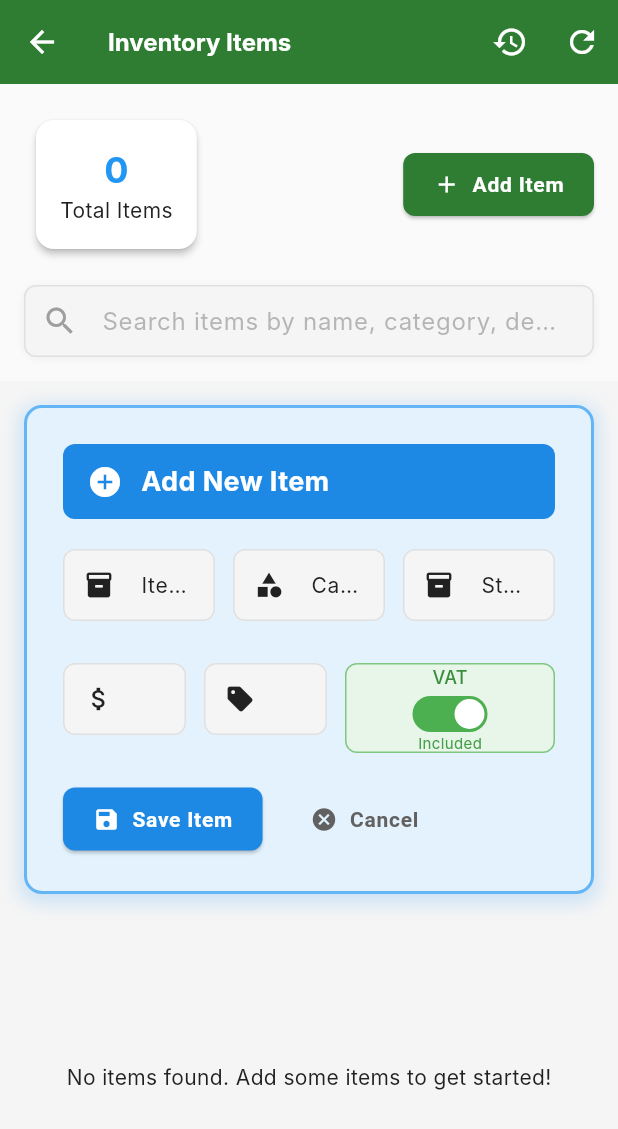
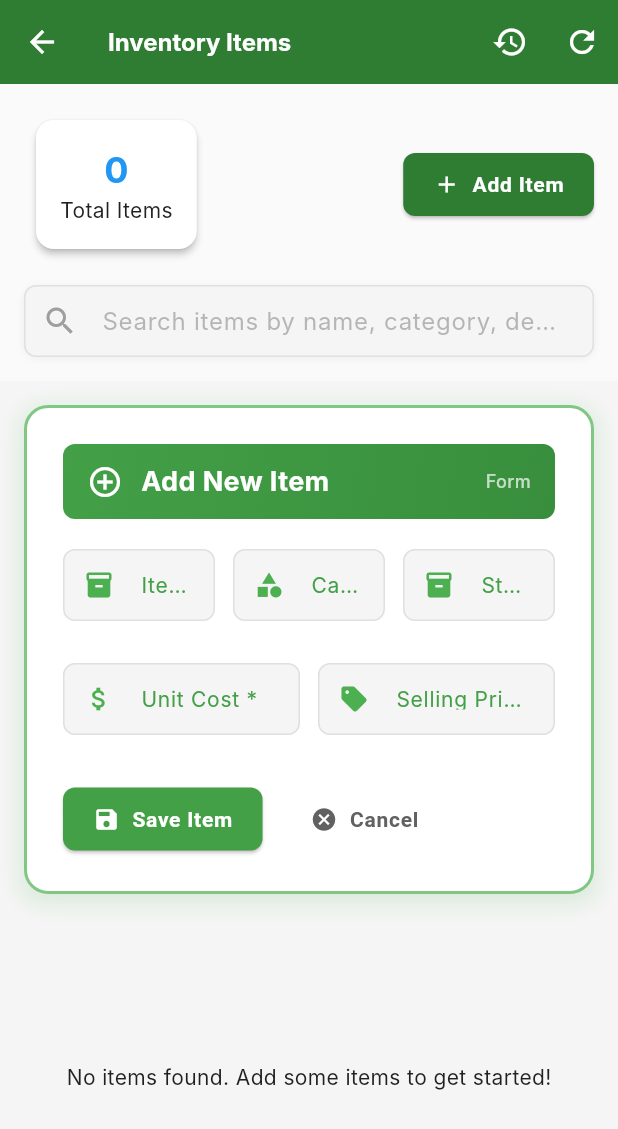
Before and after one commit to isthisarjun/inventory-nexora, a Flutter app: the InventoryItemsScreen screen opened by its route, after a tap on "Add Item", on a phone screen of 412 x 824 dp. Shown: the top 1129 px of the screen. Run offline on Flutter 3.47's test engine with Material 3 defaults, Android fonts, the phone set to English and light mode, and no system bars; our stand-ins replace file_picker, fl_chart, go_router, share_plus; missing offline and left inert: excel; Roboto replaces fonts that are missing (Inter).

Commit message:
inventory screen add item dialog changed

```diff
--- a/lib/screens/inventory/inventory_items_screen.dart
+++ b/lib/screens/inventory/inventory_items_screen.dart
@@ -21,8 +21,7 @@ class _InventoryItemsScreenState extends State<InventoryItemsScreen> {
   bool _showAddItemForm = false;
   String _searchQuery = '';
 
-  // VAT inclusive state for cost prices
-  bool _isNewItemCostVATInclusive = true; // Default to VAT inclusive
+  // Removed VAT functionality as per requirements
 
   // Form controllers
   final _nameController = TextEditingController();
@@ -426,15 +425,15 @@ class _InventoryItemsScreenState extends State<InventoryItemsScreen> {
                           margin: const EdgeInsets.all(16),
                           padding: const EdgeInsets.all(24),
                           decoration: BoxDecoration(
-                            color: Colors.blue[50],
-                            borderRadius: BorderRadius.circular(12),
-                            border: Border.all(color: Colors.blue[300]!, width: 2),
+                            color: Colors.white,
+                            borderRadius: BorderRadius.circular(16),
+                            border: Border.all(color: Colors.green[300]!, width: 2),
                             boxShadow: [
                               BoxShadow(
-                                color: Colors.blue.withOpacity(0.2),
+                                color: Colors.green.withOpacity(0.15),
                                 spreadRadius: 3,
-                                blurRadius: 10,
-                                offset: const Offset(0, 3),
+                                blurRadius: 12,
+                                offset: const Offset(0, 4),
                               ),
                             ],
                           ),
@@ -446,12 +445,16 @@ class _InventoryItemsScreenState extends State<InventoryItemsScreen> {
                                 Container(
                                   padding: const EdgeInsets.symmetric(vertical: 12, horizontal: 16),
                                   decoration: BoxDecoration(
-                                    color: Colors.blue[600],
+                                    gradient: LinearGradient(
+                                      colors: [Colors.green[600]!, Colors.green[700]!],
+                                      begin: Alignment.topLeft,
+                                      end: Alignment.bottomRight,
+                                    ),
                                     borderRadius: BorderRadius.circular(8),
                                   ),
                                   child: const Row(
                                     children: [
-                                      Icon(Icons.add_circle, color: Colors.white, size: 24),
+                                      Icon(Icons.add_circle_outline, color: Colors.white, size: 24),
                                       SizedBox(width: 12),
                                       Text(
                                         'Add New Item',
@@ -459,6 +462,15 @@ class _InventoryItemsScreenState extends State<InventoryItemsScreen> {
                                           fontSize: 18,
                                           fontWeight: FontWeight.bold,
                                           color: Colors.white,
+                                        ),
+                                      ),
+                                      Spacer(),
+                                      Text(
+                                        'Form',
+                                        style: TextStyle(
+                                          fontSize: 12,
+                                          color: Colors.white70,
+                                          fontWeight: FontWeight.w500,
                                         ),
                                       ),
                                     ],
@@ -484,14 +496,18 @@ class _InventoryItemsScreenState extends State<InventoryItemsScreen> {
                                             focusNode: _nameFocusNode,
                                             decoration: InputDecoration(
                                               labelText: 'Item Name *',
-                                              prefixIcon: const Icon(Icons.inventory, size: 20),
+                                              prefixIcon: const Icon(Icons.inventory, size: 20, color: Colors.green),
                                               border: OutlineInputBorder(
                                                 borderRadius: BorderRadius.circular(8),
                                               ),
+                                              focusedBorder: OutlineInputBorder(
+                                                borderRadius: BorderRadius.circular(8),
+                                                borderSide: BorderSide(color: Colors.green[400]!, width: 2),
+                                              ),
                                               contentPadding: const EdgeInsets.symmetric(horizontal: 12, vertical: 8),
-                                              labelStyle: const TextStyle(fontSize: 14),
+                                              labelStyle: TextStyle(fontSize: 14, color: Colors.green[600]),
                                             ),
-                                            style: const TextStyle(fontSize: 14),
+                                            style: const TextStyle(fontSize: 14, fontStyle: FontStyle.italic, color: Colors.black),
                                             onFieldSubmitted: (value) {
                                               // Move to category field when Enter is pressed
                                               FocusScope.of(context).requestFocus(_categoryFocusNode);
@@ -522,14 +538,18 @@ class _InventoryItemsScreenState extends State<InventoryItemsScreen> {
                                             focusNode: _categoryFocusNode,
                                             decoration: InputDecoration(
                                               labelText: 'Category *',
-                                              prefixIcon: const Icon(Icons.category, size: 20),
+                                              prefixIcon: const Icon(Icons.category, size: 20, color: Colors.green),
                                               border: OutlineInputBorder(
                                                 borderRadius: BorderRadius.circular(8),
                                               ),
+                                              focusedBorder: OutlineInputBorder(
+                                                borderRadius: BorderRadius.circular(8),
+                                                borderSide: BorderSide(color: Colors.green[400]!, width: 2),
+                                              ),
                                               contentPadding: const EdgeInsets.symmetric(horizontal: 12, vertical: 8),
-                                              labelStyle: const TextStyle(fontSize: 14),
+                                              labelStyle: TextStyle(fontSize: 14, color: Colors.green[600]),
                                             ),
-                                            style: const TextStyle(fontSize: 14),
+                                            style: const TextStyle(fontSize: 14, fontStyle: FontStyle.italic, color: Colors.black),
                                             onFieldSubmitted: (value) {
                                               // Move to stock field when Enter is pressed
                                               FocusScope.of(context).requestFocus(_stockFocusNode);
@@ -560,14 +580,18 @@ class _InventoryItemsScreenState extends State<InventoryItemsScreen> {
                                             focusNode: _stockFocusNode,
                                             decoration: InputDecoration(
                                               labelText: 'Stock *',
-                                              prefixIcon: const Icon(Icons.inventory_2, size: 20),
+                                              prefixIcon: const Icon(Icons.inventory_2, size: 20, color: Colors.green),
                                               border: OutlineInputBorder(
                                                 borderRadius: BorderRadius.circular(8),
                                               ),
+                                              focusedBorder: OutlineInputBorder(
+                                                borderRadius: BorderRadius.circular(8),
+                                                borderSide: BorderSide(color: Colors.green[400]!, width: 2),
+                                              ),
                                               contentPadding: const EdgeInsets.symmetric(horizontal: 12, vertical: 8),
-                                              labelStyle: const TextStyle(fontSize: 14),
+                                              labelStyle: TextStyle(fontSize: 14, color: Colors.green[600]),
                                             ),
-                                            style: const TextStyle(fontSize: 14),
+                                            style: const TextStyle(fontSize: 14, fontStyle: FontStyle.italic, color: Colors.black),
                                             keyboardType: TextInputType.number,
                                             onFieldSubmitted: (value) {
                                               // Move to unit cost field when Enter is pressed
@@ -607,15 +631,19 @@ class _InventoryItemsScreenState extends State<InventoryItemsScreen> {
                                             controller: _unitCostController,
                                             focusNode: _unitCostFocusNode,
                                             decoration: InputDecoration(
-                                              labelText: _isNewItemCostVATInclusive ? 'Cost (VAT Inc) *' : 'Cost (VAT Exc) *',
-                                              prefixIcon: const Icon(Icons.attach_money, size: 20),
+                                              labelText: 'Unit Cost *',
+                                              prefixIcon: const Icon(Icons.attach_money, size: 20, color: Colors.green),
                                               border: OutlineInputBorder(
                                                 borderRadius: BorderRadius.circular(8),
                                               ),
+                                              focusedBorder: OutlineInputBorder(
+                                                borderRadius: BorderRadius.circular(8),
+                                                borderSide: BorderSide(color: Colors.green[400]!, width: 2),
+                                              ),
                                               contentPadding: const EdgeInsets.symmetric(horizontal: 12, vertical: 8),
-                                              labelStyle: const TextStyle(fontSize: 14),
+                                              labelStyle: TextStyle(fontSize: 14, color: Colors.green[600]),
                                             ),
-                                            style: const TextStyle(fontSize: 14),
+                                            style: const TextStyle(fontSize: 14, fontStyle: FontStyle.italic, color: Colors.black),
                                             keyboardType: TextInputType.number,
                                             onFieldSubmitted: (value) {
                                               // Move to selling price field when Enter is pressed
@@ -650,14 +678,18 @@ class _InventoryItemsScreenState extends State<InventoryItemsScreen> {
                                             focusNode: _sellingPriceFocusNode,
                                             decoration: InputDecoration(
                                               labelText: 'Selling Price *',
-                                              prefixIcon: const Icon(Icons.sell, size: 20),
+                                              prefixIcon: const Icon(Icons.sell, size: 20, color: Colors.green),
                                               border: OutlineInputBorder(
                                                 borderRadius: BorderRadius.circular(8),
                                               ),
+                                              focusedBorder: OutlineInputBorder(
+                                                borderRadius: BorderRadius.circular(8),
+                                                borderSide: BorderSide(color: Colors.green[400]!, width: 2),
+                                              ),
                                               contentPadding: const EdgeInsets.symmetric(horizontal: 12, vertical: 8),
-                                              labelStyle: const TextStyle(fontSize: 14),
+                                              labelStyle: TextStyle(fontSize: 14, color: Colors.green[600]),
                                             ),
-                                            style: const TextStyle(fontSize: 14),
+                                            style: const TextStyle(fontSize: 14, fontStyle: FontStyle.italic, color: Colors.black),
                                             keyboardType: TextInputType.number,
                                             onFieldSubmitted: (value) {
                                               // Move to add button when Enter is pressed
@@ -674,70 +706,6 @@ class _InventoryItemsScreenState extends State<InventoryItemsScreen> {
                                             },
                                           ),
                                         ),
-                                      ),
-                                    ),
-                                    const SizedBox(width: 12),
-                                    // VAT Toggle in same row
-                                    Container(
-                                      width: 140,
-                                      height: 60,
-                                      decoration: BoxDecoration(
-                                        color: _isNewItemCostVATInclusive ? Colors.green[50] : Colors.grey[50],
-                                        border: Border.all(
-                                          color: _isNewItemCostVATInclusive ? Colors.green[300]! : Colors.grey[300]!,
-                                        ),
-                                        borderRadius: BorderRadius.circular(8),
-                                      ),
-                                      child: Column(
-                                        mainAxisAlignment: MainAxisAlignment.center,
-                                        children: [
-                                          Text(
-                                            'VAT',
-                                            style: TextStyle(
-                                              fontSize: 12,
-                                              fontWeight: FontWeight.w500,
-                                              color: _isNewItemCostVATInclusive ? Colors.green[700] : Colors.grey[700],
-                                            ),
-                                          ),
-                                          const SizedBox(height: 4),
-                                          GestureDetector(
-                                            onTap: () {
-                                              setState(() {
-                                                _isNewItemCostVATInclusive = !_isNewItemCostVATInclusive;
-                                              });
-                                            },
-                                            child: Container(
-                                              width: 50,
-                                              height: 24,
-                                              decoration: BoxDecoration(
-                                                borderRadius: BorderRadius.circular(12),
-                                                color: _isNewItemCostVATInclusive ? Colors.green : Colors.grey[400],
-                                              ),
-                                              child: AnimatedAlign(
-                                                duration: const Duration(milliseconds: 200),
-                                                alignment: _isNewItemCostVATInclusive
-                                                    ? Alignment.centerRight
-                                                    : Alignment.centerLeft,
-                                                child: Container(
-                                                  width: 20,
-                                                  height: 20,
-                                                  margin: const EdgeInsets.all(2),
-                                                  decoration: const BoxDecoration(
-                                                    color: Colors.white,
-                                                    shape: BoxShape.circle,
-                                                  ),
-                                                ),
-                                              ),
-                                            ),
-                                          ),
-                                          Text(
-                                            _isNewItemCostVATInclusive ? 'Included' : 'Excluded',
-                                            style: TextStyle(
-                                              fontSize: 10,
-                                              color: _isNewItemCostVATInclusive ? Colors.green[600] : Colors.grey[600],
-                                            ),
-                                          ),
-                                        ],
                                       ),
                                     ),
                                   ],
@@ -765,9 +733,12 @@ class _InventoryItemsScreenState extends State<InventoryItemsScreen> {
                                           icon: const Icon(Icons.save, size: 18),
                                           label: const Text('Save Item'),
                                           style: ElevatedButton.styleFrom(
-                                            backgroundColor: Colors.blue[600],
+                                            backgroundColor: Colors.green[600],
                                             foregroundColor: Colors.white,
                                             padding: const EdgeInsets.symmetric(horizontal: 20, vertical: 12),
+                                            shape: RoundedRectangleBorder(
+                                              borderRadius: BorderRadius.circular(8),
+                                            ),
                                           ),
                                         ),
                                       ),
@@ -785,6 +756,9 @@ class _InventoryItemsScreenState extends State<InventoryItemsScreen> {
                                       style: TextButton.styleFrom(
                                         foregroundColor: Colors.grey[700],
                                         padding: const EdgeInsets.symmetric(horizontal: 20, vertical: 12),
+                                        shape: RoundedRectangleBorder(
+                                          borderRadius: BorderRadius.circular(8),
+                                        ),
                                       ),
                                     ),
                                   ],
```
